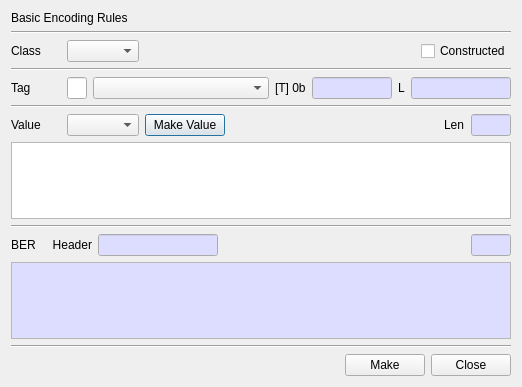
Above: BerEditor/make_ber_dlg.ui from jykim74/BerEditor before the change. Below: the same form after it.
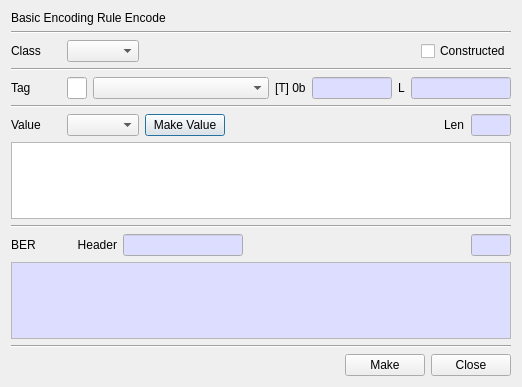
That is the form after the change.

What changed in the file:
```diff
--- a/BerEditor/make_ber_dlg.ui
+++ b/BerEditor/make_ber_dlg.ui
@@ -17,7 +17,7 @@
    <item>
     <widget class="QLabel" name="label">
      <property name="text">
-      <string>Basic Encoding Rules</string>
+      <string>Basic Encoding Rule Encode</string>
      </property>
     </widget>
    </item>
@@ -352,6 +352,12 @@
      </property>
      <item row="0" column="0">
       <widget class="QLabel" name="label_7">
+       <property name="minimumSize">
+        <size>
+         <width>50</width>
+         <height>0</height>
+        </size>
+       </property>
        <property name="text">
         <string>BER</string>
        </property>
```
